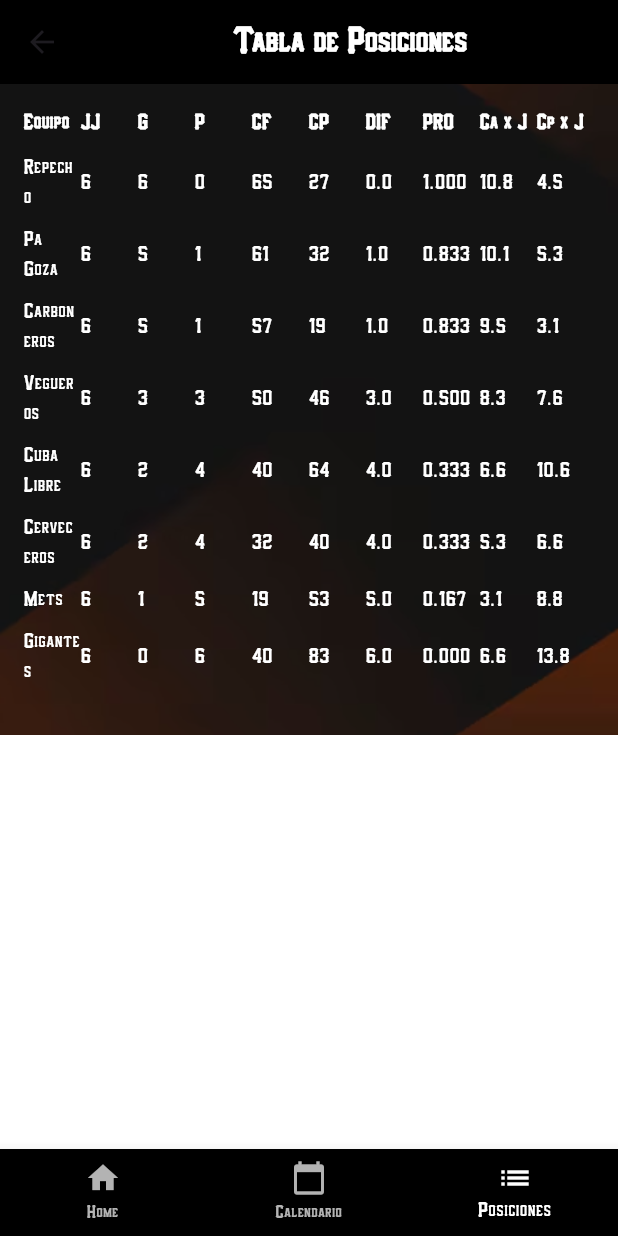
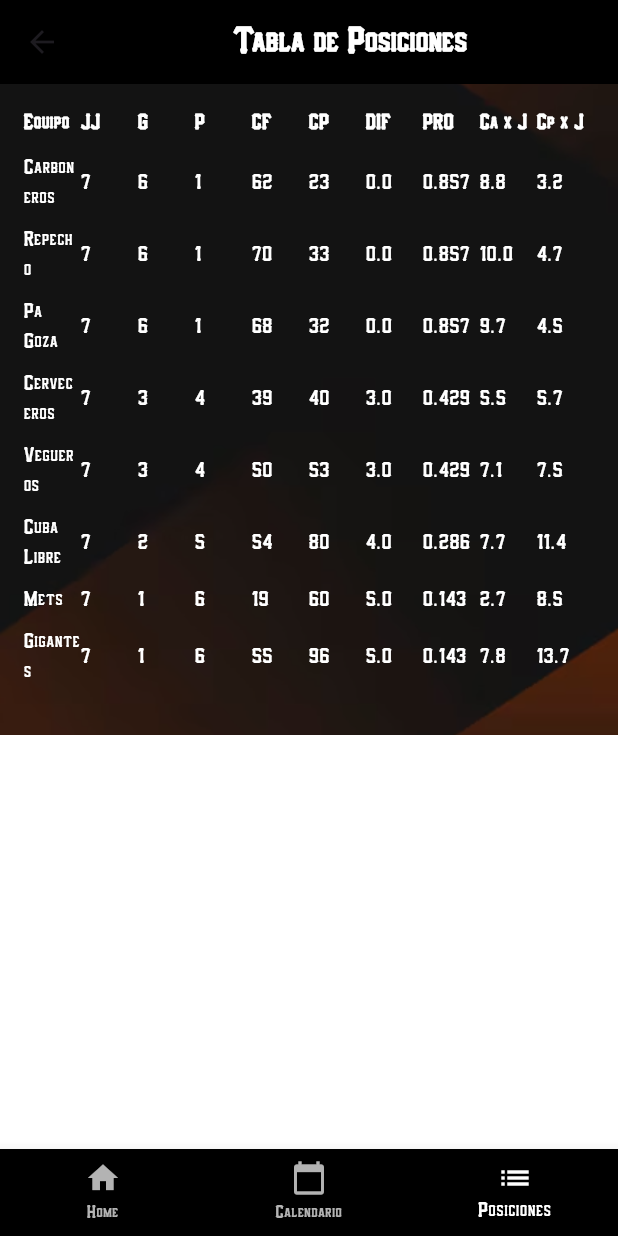
Before and after one commit to ManuDev17/Gigantes-Softbol, a Flutter app: the StandingsPage screen opened by its route, on a phone screen of 412 x 824 dp. Run offline on Flutter 3.47's test engine with Material 3 defaults, Android fonts, the phone set to English and light mode, and no system bars; our stand-ins replace cloud_firestore, firebase_core; accounts and stored records are empty.

Commit message:
Final de torneo LISU 2024

```diff
--- a/lib/standings_page.dart
+++ b/lib/standings_page.dart
@@ -38,28 +38,28 @@ class StandingsPage extends StatelessWidget {
                   SizedBox(height: 10),
                   // Filas de equipos
                   _buildTeamRow(
-                      'Repecho', 6, 6, 0, 65, 27, 38, 0.0, 1.000, 10.8, 4.5),
+                      'Carboneros', 7, 6, 1, 62, 23, 39, 0.0, .857, 8.8, 3.2),
                   SizedBox(height: 8),
                   _buildTeamRow(
-                      'Pa Goza', 6, 5, 1, 61, 32, 29, 1.0, 0.833, 10.1, 5.3),
+                      'Repecho', 7, 6, 1, 70, 33, 37, 0.0, 0.857, 10, 4.7),
                   SizedBox(height: 8),
                   _buildTeamRow(
-                      'Carboneros', 6, 5, 1, 57, 19, 38, 1.0, 0.833, 9.5, 3.1),
+                      'Pa Goza', 7, 6, 1, 68, 32, 36, 0.0, 0.857, 9.7, 4.5),
                   SizedBox(height: 8),
                   _buildTeamRow(
-                      'Vegueros', 6, 3, 3, 50, 46, 4, 3.0, 0.500, 8.3, 7.6),
-                  SizedBox(height: 8),
-                  _buildTeamRow('Cuba Libre', 6, 2, 4, 40, 64, -24, 4.0, 0.333,
-                      6.6, 10.6),
+                      'Cerveceros', 7, 3, 4, 39, 40, -1, 3.0, 0.429, 5.5, 5.7),
                   SizedBox(height: 8),
                   _buildTeamRow(
-                      'Cerveceros', 6, 2, 4, 32, 40, -8, 4.0, 0.333, 5.3, 6.6),
+                      'Vegueros', 7, 3, 4, 50, 53, -3, 3.0, 0.429, 7.1, 7.5),
+                  SizedBox(height: 8),
+                  _buildTeamRow('Cuba Libre', 7, 2, 5, 54, 80, -26, 4.0, 0.286,
+                      7.7, 11.4),
                   SizedBox(height: 8),
                   _buildTeamRow(
-                      'Mets', 6, 1, 5, 19, 53, -34, 5.0, 0.167, 3.1, 8.8),
+                      'Mets', 7, 1, 6, 19, 60, -41, 5.0, 0.143, 2.7, 8.5),
                   SizedBox(height: 8),
                   _buildTeamRow(
-                      'Gigantes', 6, 0, 6, 40, 83, -43, 6.0, 0.0, 6.6, 13.8),
+                      'Gigantes', 7, 1, 6, 55, 96, -41, 5.0, 0.143, 7.8, 13.7),
                   SizedBox(
                       height:
                           16), // Añadir espacio extra después del último equipo
```
Also changed, not shown: lib/calendar_page.dart (+11 -1 lines), 1 other file.
